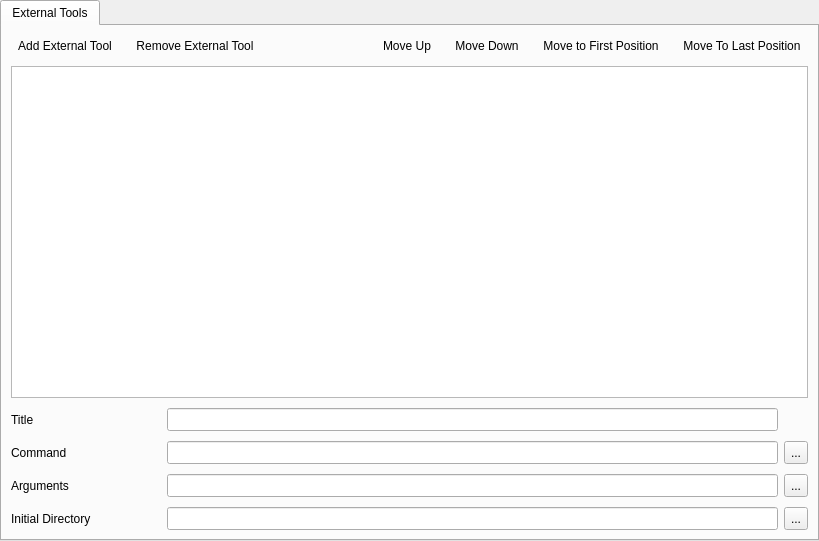
The window that src/Gui/Configuration/dialogConfigurationExternalTools.ui (Atlantic18/skipper-translation) describes before a commit, drawn with Qt 5.
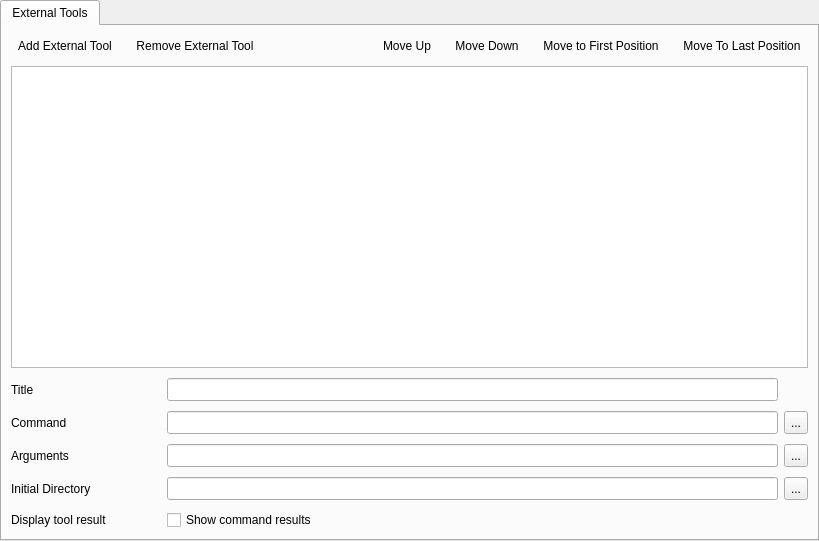
The same window after the commit. Icons and pictures are not drawn.

The edit to the form file:
```diff
--- a/src/Gui/Configuration/dialogConfigurationExternalTools.ui
+++ b/src/Gui/Configuration/dialogConfigurationExternalTools.ui
@@ -184,24 +184,14 @@
         </widget>
        </item>
        <item>
-        <layout class="QGridLayout" name="gridLayout_2" rowminimumheight="0,0,0,0" columnminimumwidth="150,0,0">
+        <layout class="QGridLayout" name="gridLayout_2" rowminimumheight="0,0,0,0,0,0" columnminimumwidth="150,0,0">
          <property name="horizontalSpacing">
           <number>6</number>
          </property>
-         <item row="0" column="0">
-          <widget class="QLabel" name="label">
+         <item row="1" column="0">
+          <widget class="QLabel" name="label_2">
            <property name="text">
-            <string>Title</string>
-           </property>
-          </widget>
-         </item>
-         <item row="2" column="1">
-          <widget class="QLineEdit" name="editArguments">
-           <property name="minimumSize">
-            <size>
-             <width>0</width>
-             <height>23</height>
-            </size>
+            <string>Command</string>
            </property>
           </widget>
          </item>
@@ -212,10 +202,10 @@
            </property>
           </widget>
          </item>
-         <item row="2" column="0">
-          <widget class="QLabel" name="label_3">
+         <item row="0" column="0">
+          <widget class="QLabel" name="label">
            <property name="text">
-            <string>Arguments</string>
+            <string>Title</string>
            </property>
           </widget>
          </item>
@@ -229,13 +219,6 @@
            </property>
           </widget>
          </item>
-         <item row="1" column="0">
-          <widget class="QLabel" name="label_2">
-           <property name="text">
-            <string>Command</string>
-           </property>
-          </widget>
-         </item>
          <item row="0" column="1">
           <widget class="QLineEdit" name="editTitle">
            <property name="minimumSize">
@@ -246,42 +229,6 @@
            </property>
           </widget>
          </item>
-         <item row="1" column="1">
-          <widget class="QLineEdit" name="editCommand">
-           <property name="minimumSize">
-            <size>
-             <width>0</width>
-             <height>23</height>
-            </size>
-           </property>
-          </widget>
-         </item>
-         <item row="1" column="2">
-          <widget class="QToolButton" name="btnOpenExecutable">
-           <property name="minimumSize">
-            <size>
-             <width>0</width>
-             <height>23</height>
-            </size>
-           </property>
-           <property name="text">
-            <string>...</string>
-           </property>
-          </widget>
-         </item>
-         <item row="2" column="2">
-          <widget class="QToolButton" name="btnContextMenuArguments">
-           <property name="minimumSize">
-            <size>
-             <width>0</width>
-             <height>23</height>
-            </size>
-           </property>
-           <property name="text">
-            <string>...</string>
-           </property>
-          </widget>
-         </item>
          <item row="3" column="2">
           <widget class="QToolButton" name="btnContextMenuInitialDirectory">
            <property name="minimumSize">
@@ -295,6 +242,73 @@
            </property>
           </widget>
          </item>
+         <item row="2" column="2">
+          <widget class="QToolButton" name="btnContextMenuArguments">
+           <property name="minimumSize">
+            <size>
+             <width>0</width>
+             <height>23</height>
+            </size>
+           </property>
+           <property name="text">
+            <string>...</string>
+           </property>
+          </widget>
+         </item>
+         <item row="2" column="1">
+          <widget class="QLineEdit" name="editArguments">
+           <property name="minimumSize">
+            <size>
+             <width>0</width>
+             <height>23</height>
+            </size>
+           </property>
+          </widget>
+         </item>
+         <item row="1" column="2">
+          <widget class="QToolButton" name="btnOpenExecutable">
+           <property name="minimumSize">
+            <size>
+             <width>0</width>
+             <height>23</height>
+            </size>
+           </property>
+           <property name="text">
+            <string>...</string>
+           </property>
+          </widget>
+         </item>
+         <item row="1" column="1">
+          <widget class="QLineEdit" name="editCommand">
+           <property name="minimumSize">
+            <size>
+             <width>0</width>
+             <height>23</height>
+            </size>
+           </property>
+          </widget>
+         </item>
+         <item row="2" column="0">
+          <widget class="QLabel" name="label_3">
+           <property name="text">
+            <string>Arguments</string>
+           </property>
+          </widget>
+         </item>
+         <item row="4" column="1">
+          <widget class="QCheckBox" name="checkShowResults">
+           <property name="text">
+            <string>Show command results</string>
+           </property>
+          </widget>
+         </item>
+         <item row="4" column="0">
+          <widget class="QLabel" name="label_5">
+           <property name="text">
+            <string>Display tool result</string>
+           </property>
+          </widget>
+         </item>
         </layout>
        </item>
       </layout>
```
Left out of the diff: 26 changed lines with no effect on the pictures.
